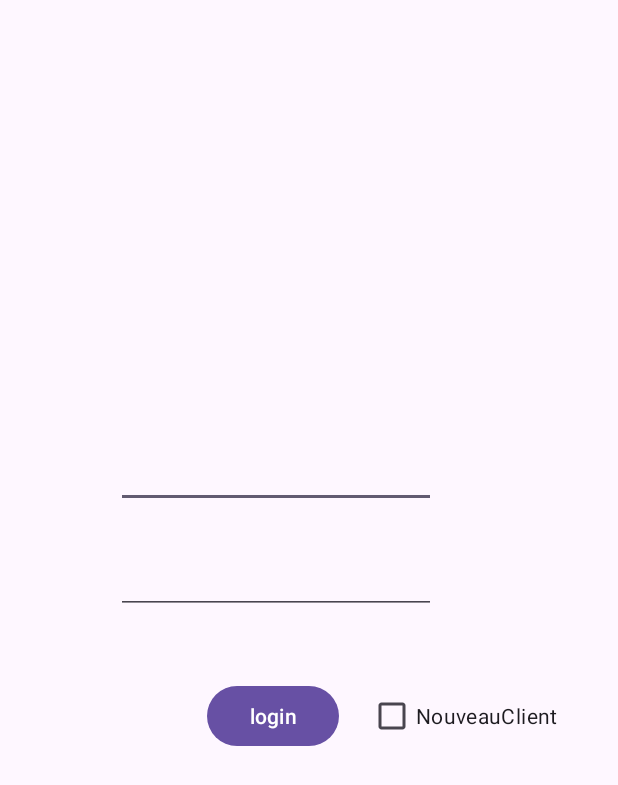
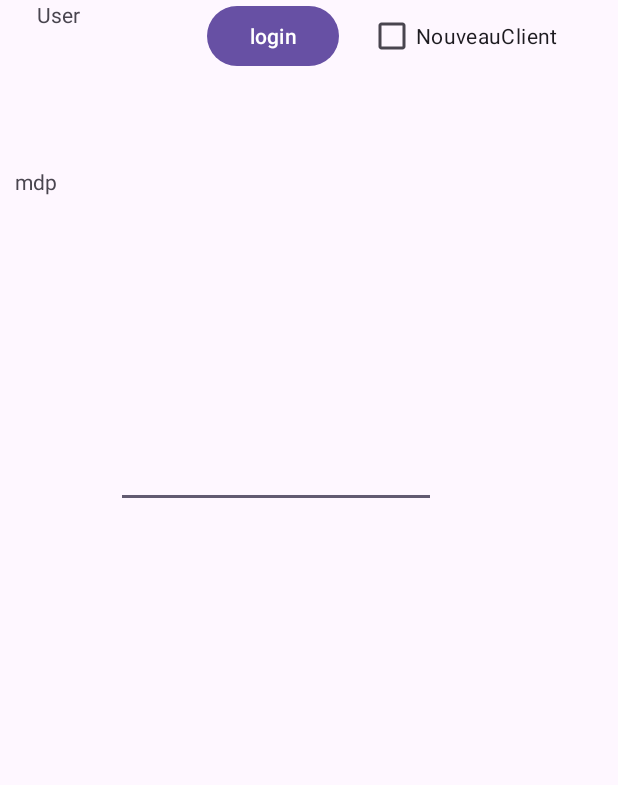
Before and after one commit to JasonDelforge/AndroidExamen, an Android app: the screen it shows after launch (MainActivity), on a phone screen of 412 x 824 dp. Shown: the top 785 px of the screen. Run offline under Robolectric (Android 15) with nearby library versions, the phone set to English and light mode, and no system bars; 1 statement that could not run was skipped.

```diff
--- a/app/src/main/java/com/example/examen/classe/Achat.java
+++ b/app/src/main/java/com/example/examen/classe/Achat.java
@@ -50,13 +50,13 @@ public class Achat extends AsyncTask<String, Void, Boolean> {
     {
         if(valid)
         {
-            try {
+            /*try {
                 Toast.makeText(ConsultActivity.class.newInstance(),"Article ajouté",Toast.LENGTH_LONG).show();
             } catch (IllegalAccessException e) {
                 throw new RuntimeException(e);
             } catch (InstantiationException e) {
                 throw new RuntimeException(e);
-            }
+            }*/
             ConsultTask consultTask = new ConsultTask(id);
             consultTask.execute();
         }
--- a/app/src/main/java/com/example/examen/classe/ArticleEnCours.java
+++ b/app/src/main/java/com/example/examen/classe/ArticleEnCours.java
@@ -5,7 +5,7 @@ public class ArticleEnCours
     private int id;
     private String intitule;
     private float prix;
-    private float  stock;
+    private int  stock;
     private String image;
 
     public int getId() {
@@ -20,7 +20,7 @@ public class ArticleEnCours
         return prix;
     }
 
-    public float getStock() {
+    public int getStock() {
         return stock;
     }
 
--- a/app/src/main/res/layout/activity_main.xml
+++ b/app/src/main/res/layout/activity_main.xml
@@ -10,11 +10,10 @@
         android:id="@+id/Login"
         android:layout_width="wrap_content"
         android:layout_height="wrap_content"
-        android:layout_marginTop="44dp"
         android:layout_marginEnd="19dp"
         android:text="login"
         app:layout_constraintEnd_toStartOf="@+id/NewClient"
-        app:layout_constraintTop_toBottomOf="@+id/MdpClient" />
+        tools:layout_editor_absoluteY="477dp" />
 
     <EditText
         android:id="@+id/nomClient"
@@ -27,27 +26,32 @@
         app:layout_constraintEnd_toEndOf="parent"
         app:layout_constraintTop_toTopOf="parent" />
 
-    <EditText
-        android:id="@+id/MdpClient"
-        android:layout_width="wrap_content"
-        android:layout_height="wrap_content"
-        android:layout_marginTop="25dp"
-        android:layout_marginEnd="121dp"
-        android:layout_marginBottom="44dp"
-        android:ems="10"
-        android:inputType="textPassword"
-        app:layout_constraintBottom_toTopOf="@+id/Login"
-        app:layout_constraintEnd_toEndOf="parent"
-        app:layout_constraintTop_toBottomOf="@+id/nomClient" />
-
     <CheckBox
         android:id="@+id/NewClient"
         android:layout_width="wrap_content"
         android:layout_height="wrap_content"
-        android:layout_marginTop="44dp"
         android:layout_marginEnd="40dp"
         android:text="NouveauClient"
         app:layout_constraintEnd_toEndOf="parent"
-        app:layout_constraintTop_toBottomOf="@+id/MdpClient" />
+        tools:layout_editor_absoluteY="477dp" />
+
+    <TextView
+        android:id="@+id/textView"
+        android:layout_width="wrap_content"
+        android:layout_height="wrap_content"
+        android:layout_marginEnd="24dp"
+        android:text="User"
+        app:layout_constraintEnd_toStartOf="@+id/nomClient"
+        tools:layout_editor_absoluteY="300dp" />
+
+    <TextView
+        android:id="@+id/textView2"
+        android:layout_width="wrap_content"
+        android:layout_height="wrap_content"
+        android:layout_marginStart="10dp"
+        android:layout_marginTop="92dp"
+        android:text="mdp"
+        app:layout_constraintStart_toStartOf="parent"
+        app:layout_constraintTop_toBottomOf="@+id/textView" />
 
 </androidx.constraintlayout.widget.ConstraintLayout>
```
Also changed, not shown: app/src/main/java/com/example/examen/Activity/ConsultActivity.java (+28 -35 lines), app/src/main/java/com/example/examen/Activity/PanierActivity.java (+54 -3 lines), app/src/main/res/layout/activity_panier.xml (+31 -17 lines).
